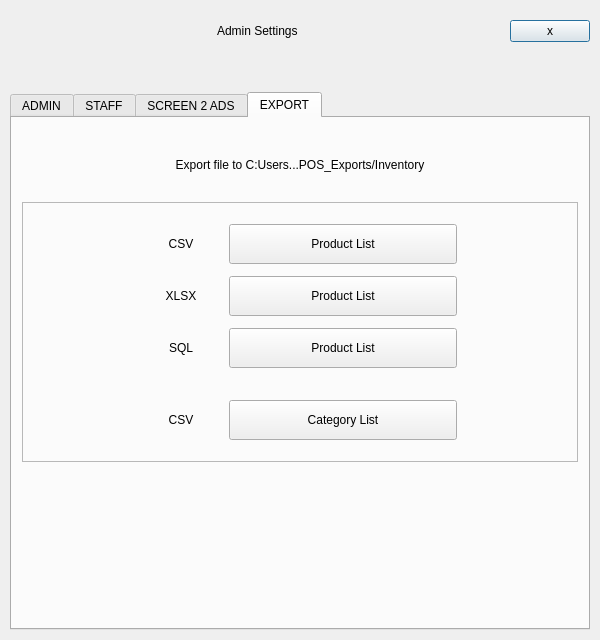
Qt form Project/ui/admin_menu.ui (Selvam-T/POS) before a commit.
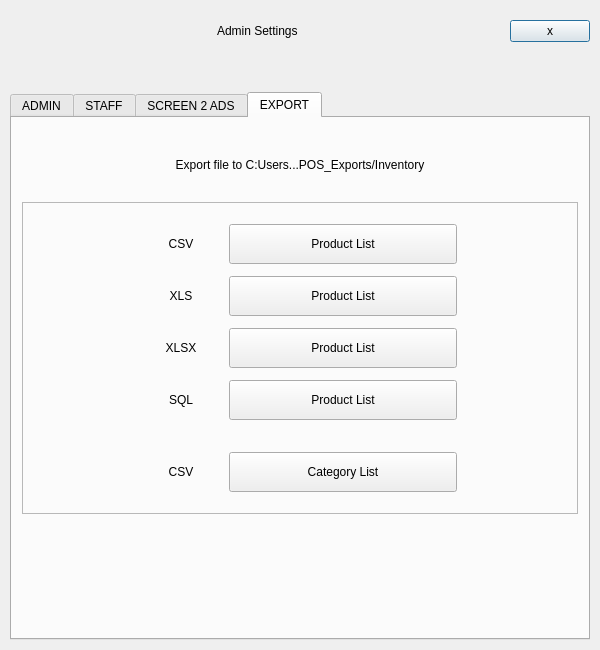
The same form after that commit.

Commit message: feat: add legacy XLS product list export

The edit to the form file:
```diff
--- a/Project/ui/admin_menu.ui
+++ b/Project/ui/admin_menu.ui
@@ -7,7 +7,7 @@
     <x>0</x>
     <y>0</y>
     <width>600</width>
-    <height>640</height>
+    <height>650</height>
    </rect>
   </property>
   <property name="sizePolicy">
@@ -19,7 +19,7 @@
   <property name="minimumSize">
    <size>
     <width>0</width>
-    <height>640</height>
+    <height>650</height>
    </size>
   </property>
   <layout class="QVBoxLayout" name="mainVerticalLayout">
@@ -1100,6 +1100,68 @@
             </layout>
            </widget>
           </item>
+          <item>
+           <widget class="QFrame" name="xlsExportFrame">
+            <property name="minimumSize">
+             <size>
+              <width>0</width>
+              <height>42</height>
+             </size>
+            </property>
+            <property name="frameShape">
+             <enum>QFrame::NoFrame</enum>
+            </property>
+            <property name="frameShadow">
+             <enum>QFrame::Plain</enum>
+            </property>
+            <layout class="QHBoxLayout" name="horizontalLayout_exportXlsFrame" stretch="1,3">
+             <property name="spacing">
+              <number>10</number>
+             </property>
+             <property name="leftMargin">
+              <number>0</number>
+             </property>
+             <property name="topMargin">
+              <number>0</number>
+             </property>
+             <property name="rightMargin">
+              <number>0</number>
+             </property>
+             <property name="bottomMargin">
+              <number>0</number>
+             </property>
+             <item>
+              <widget class="QLabel" name="xlsExportLabel">
+               <property name="minimumSize">
+                <size>
+                 <width>0</width>
+                 <height>40</height>
+                </size>
+               </property>
+               <property name="text">
+                <string>XLS</string>
+               </property>
+               <property name="alignment">
+                <set>Qt::AlignCenter</set>
+               </property>
+              </widget>
+             </item>
+             <item>
+              <widget class="QPushButton" name="xlsExportBtn">
+               <property name="minimumSize">
+                <size>
+                 <width>0</width>
+                 <height>40</height>
+                </size>
+               </property>
+               <property name="text">
+                <string>Product List</string>
+               </property>
+              </widget>
+             </item>
+            </layout>
+           </widget>
+          </item>
           <item>
            <widget class="QFrame" name="xlsxExportFrame">
             <property name="minimumSize">
```
Left out of the diff: 1 changed line with no effect on the pictures. The commit also changes 7 other files.
